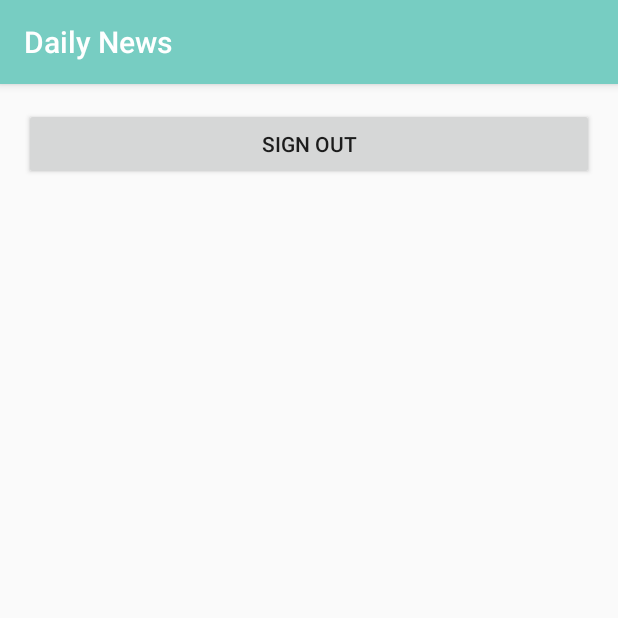
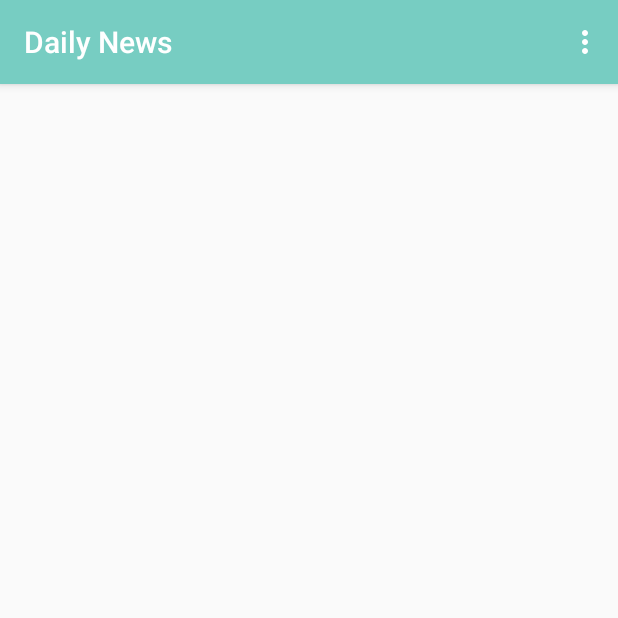
Before and after one commit to andela-shaji/DailyNews, an Android app: the screen it shows after launch once a user with an empty profile is signed in (MainActivity), on a phone screen of 412 x 824 dp, the top half of it. Run offline under Robolectric (Android 15) with nearby library versions, the phone set to English and light mode, and no system bars; our stand-ins replace Firebase (no records; nobody signed in at launch, a user with empty details on screens opened directly).

Commit message:
Create actionbar for the MainActivity

```diff
--- a/app/src/main/java/com/andela/suada/dailynews/views/MainActivity.java
+++ b/app/src/main/java/com/andela/suada/dailynews/views/MainActivity.java
@@ -4,15 +4,19 @@ import android.content.Intent;
 import android.support.annotation.NonNull;
 import android.support.v7.app.AppCompatActivity;
 import android.os.Bundle;
+import android.view.Menu;
+import android.view.MenuItem;
 import android.view.View;
+import android.view.ViewConfiguration;
 import android.widget.Button;
 
 import com.andela.suada.dailynews.R;
 import com.google.firebase.auth.FirebaseAuth;
 import com.google.firebase.auth.FirebaseUser;
 
+import java.lang.reflect.Field;
+
 public class MainActivity extends AppCompatActivity {
-    private Button btSignOut;
     private FirebaseAuth.AuthStateListener authStateListener;
     private FirebaseAuth auth;
 
@@ -36,16 +40,43 @@ public class MainActivity extends AppCompatActivity {
                 }
             }
         };
+        getOverflowMenu();
 
-        btSignOut = (Button) findViewById(R.id.btSignOut);
-        btSignOut.setOnClickListener(new View.OnClickListener() {
-            @Override
-            public void onClick(View v) {
+    }
+
+    @Override
+    public boolean onCreateOptionsMenu(Menu menu) {
+        getMenuInflater().inflate(R.menu.main_menu, menu);
+        return super.onCreateOptionsMenu(menu);
+    }
+
+    @Override
+    public boolean onOptionsItemSelected(MenuItem item) {
+        switch (item.getItemId()){
+            case R.id.sign_out:
                 auth.signOut();
                 startActivity(new Intent(MainActivity.this, LoginActivity.class));
                 finish();
+                return true;
+            default:
+                return super.onOptionsItemSelected(item);
+
+        }
+    }
+
+    private void getOverflowMenu() {
+        try {
+            ViewConfiguration config = ViewConfiguration.get(this);
+            Field menuKeyField = ViewConfiguration.class.getDeclaredField("sHasPermanentMenuKey");
+
+            if (menuKeyField != null) {
+                menuKeyField.setAccessible(true);
+                menuKeyField.setBoolean(config, false);
             }
-        });
+        }
+        catch (Exception e) {
+           e.printStackTrace();
+        }
 
     }
 }
--- a/app/src/main/res/layout/activity_main.xml
+++ b/app/src/main/res/layout/activity_main.xml
@@ -8,10 +8,5 @@
     android:paddingRight="@dimen/activity_horizontal_margin"
     android:paddingTop="@dimen/activity_vertical_margin"
     tools:context="com.andela.suada.dailynews.views.MainActivity">
-    <Button
-        android:id="@+id/btSignOut"
-        android:layout_width="match_parent"
-        android:layout_height="wrap_content"
-        android:text="@string/sign_out"/>
 
 </RelativeLayout>
--- /dev/null
+++ b/app/src/main/res/menu/main_menu.xml
@@ -0,0 +1,9 @@
+<?xml version="1.0" encoding="utf-8"?>
+<menu xmlns:android="http://schemas.android.com/apk/res/android"
+    xmlns:app="http://schemas.android.com/apk/res-auto">
+    <item
+        android:id="@+id/sign_out"
+        android:title="@string/sign_out"
+        app:showAsAction="never" />
+
+</menu>
--- a/app/src/main/res/values/strings.xml
+++ b/app/src/main/res/values/strings.xml
@@ -1,7 +1,7 @@
 <resources>
     <string name="app_name">Daily News</string>
     <string name="welcome">WELCOME TO</string>
-    <string name="email_address">Email Address</string>
+    <string name="email_address">email@example.com</string>
     <string name="username">Username</string>
     <string name="password">Password</string>
     <string name="minimum_password">Password too short, enter minimum 6 characters!</string>
```
